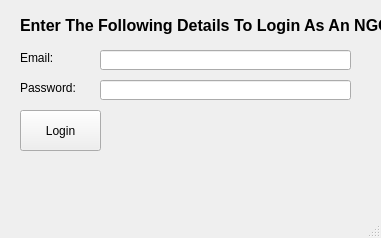
Above: Screens/NGOLogin.ui from msaadg/NGOConnect before the change. Below: the same form after it.
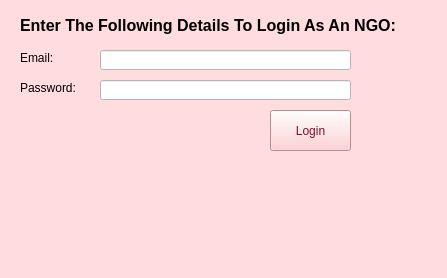
That is the form after the change. Icons and pictures are not drawn.

```diff
--- a/Screens/NGOLogin.ui
+++ b/Screens/NGOLogin.ui
@@ -6,13 +6,16 @@
    <rect>
     <x>0</x>
     <y>0</y>
-    <width>381</width>
-    <height>238</height>
+    <width>447</width>
+    <height>278</height>
    </rect>
   </property>
   <property name="windowTitle">
    <string>NGO Login</string>
   </property>
+  <property name="styleSheet">
+   <string notr="true">background-color: rgb(255, 221, 222);</string>
+  </property>
   <widget class="QWidget" name="centralwidget">
    <widget class="QLabel" name="label">
     <property name="geometry">
@@ -82,6 +85,9 @@
       <height>20</height>
      </rect>
     </property>
+    <property name="styleSheet">
+     <string notr="true">background-color:white;</string>
+    </property>
    </widget>
    <widget class="QLineEdit" name="ngoPassword">
     <property name="geometry">
@@ -92,20 +98,46 @@
       <height>20</height>
      </rect>
     </property>
+    <property name="styleSheet">
+     <string notr="true">background-color:white;</string>
+    </property>
    </widget>
    <widget class="QPushButton" name="ngoLoginBtn">
     <property name="geometry">
      <rect>
-      <x>20</x>
+      <x>270</x>
       <y>110</y>
       <width>81</width>
       <height>41</height>
      </rect>
     </property>
+    <property name="styleSheet">
+     <string notr="true">color: rgb(138, 9, 47);
+background-color:rgb(255, 197, 198);;</string>
+    </property>
     <property name="text">
      <string>Login</string>
     </property>
    </widget>
+   <widget class="QLabel" name="label_9">
+    <property name="geometry">
+     <rect>
+      <x>10</x>
+      <y>180</y>
+      <width>131</width>
+      <height>51</height>
+     </rect>
+    </property>
+    <property name="text">
+     <string/>
+    </property>
+    <property name="pixmap">
+     <pixmap>../Logo.png</pixmap>
+    </property>
+    <property name="scaledContents">
+     <bool>true</bool>
+    </property>
+   </widget>
   </widget>
   <widget class="QMenuBar" name="menubar">
    <property name="geometry">
```
Left out of the diff: 2 changed lines with no effect on the pictures.
